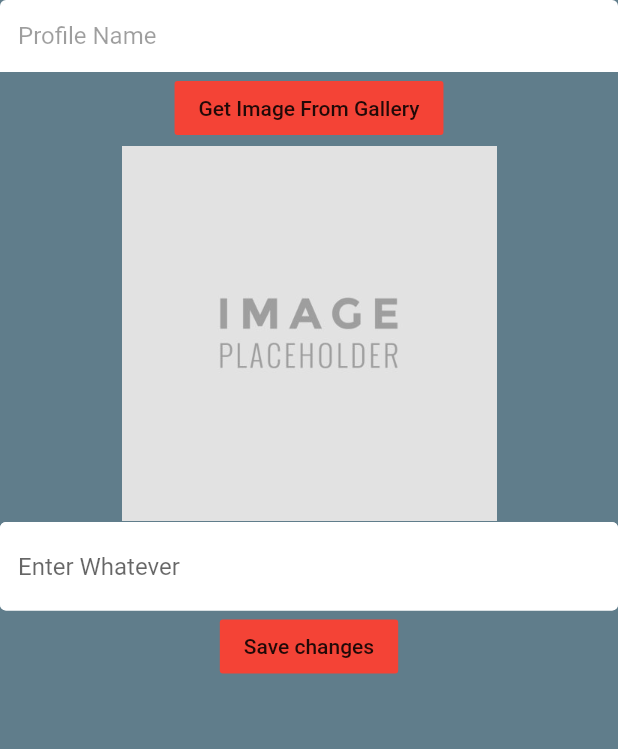
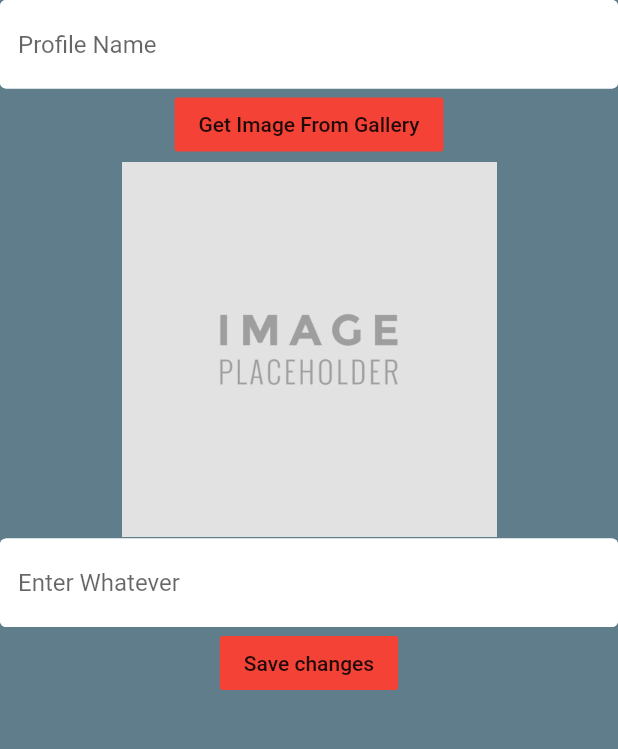
Before and after one commit to Grave2363/Table_Top_Assist, a Flutter app: the screen it shows once a user with an empty profile is signed in, after a tap on "Profile", on a phone screen of 412 x 824 dp, the part 84-833 px from its top. Run offline on Flutter 3.47's test engine with Material 2 defaults, Android fonts, the phone set to English and light mode, and no system bars; our stand-ins replace cloud_firestore, firebase_auth, flutter_spinkit, fluttertoast, image_picker, shared_preferences; accounts and stored records are empty.

Commit message:
fixes to how the user data is saved

```diff
--- a/lib/Authenticate/regester.dart
+++ b/lib/Authenticate/regester.dart
@@ -54,6 +54,7 @@ class _RegesterState extends State<Regester> {
               FlatButton( color: Colors.red, child: Text('Register'), onPressed: () async {
                 if (_formKey.currentState.validate()){
                   setState(() => load = true);
+                  databaseService().setCollect(email);
                   databaseService().uploadUserName(email, _userController.text);
                   dynamic res = await _auth.regesterEmailAndPass(email, password);
                   _save();
--- a/lib/Home/home.dart
+++ b/lib/Home/home.dart
@@ -42,16 +42,15 @@ class _homeState extends State<home> {
   _read() async
   {
     SharedPreferences pref = await SharedPreferences.getInstance();
-    _userController.text = pref.getString('User');
+    User = pref.getString('User');
     email = pref.getString("Email");
+    print("Email "+email);
+    print("Username "+User);
     setState(() {});
   }
   @override
   Widget build(BuildContext context) {
-    return StreamProvider<List<UserInfo>>.value(
-      value: databaseService().user,
-      child:
-     Scaffold(
+    return Scaffold(
         backgroundColor: Colors.blueGrey,
         appBar: AppBar(
           backgroundColor: Colors.red,
@@ -67,7 +66,6 @@ class _homeState extends State<home> {
           mainAxisAlignment: MainAxisAlignment.end,
           crossAxisAlignment: CrossAxisAlignment.stretch,
           children: <Widget>[
-            userGet(),
             FlatButton(
               color: Colors.red,
               child: Text('Profile'),
@@ -119,7 +117,6 @@ class _homeState extends State<home> {
             ),
           ],
         ),),
-      ),
     );
   }
 }
--- a/lib/Home/userGet.dart
+++ b/lib/Home/userGet.dart
@@ -18,11 +18,12 @@ String userName = '';
   }
   @override
   Widget build(BuildContext context) {
-    final characterGet = Provider.of<List<UserInfo>>(context);
-    if (characterGet != null)
-      characterGet.forEach((UserInfo)
+    final userGet = Provider.of<List<UserInfo>>(context);
+    if (userGet != null)
+      userGet.forEach((UserInfo)
       {
-
+        userName = UserInfo.name;
+        print("Username "+userName);
         _save();
       });
     return Container();
--- a/lib/Pages/Profile.dart
+++ b/lib/Pages/Profile.dart
@@ -18,6 +18,7 @@ class profile extends StatefulWidget {
 
 class _profileState extends State<profile> {
   String User = '';
+  String email = '';
   String bio = '';
   final _bioController = TextEditingController();
   final _userController = TextEditingController();
@@ -86,15 +87,18 @@ class _profileState extends State<profile> {
     _userController.text = pref.getString('User');
     imgFromPrefs = pref.getString('User Pic');
     bio = pref.getString('User Bio');
-    setState(() {
-
-    });
+    email = pref.getString('Email');
+    setState(() {});
   }
   _save() async
   {
     final pref = await SharedPreferences.getInstance();
+    await pref.setString('User', _userController.text);
     await pref.setString('User Pic', imgFromPrefs);
     await pref.setString('User Bio', bio);
+    databaseService().setCollect(email);
+    databaseService().uploadUserName( _userController.text, email);
+    print("Completed update");
   }
   @override
   Widget build(BuildContext context) {
@@ -108,7 +112,7 @@ class _profileState extends State<profile> {
      body: SingleChildScrollView(
       child: Column(
         children: <Widget>[
-          TextField(onChanged: (val) {setState(() => User = val);},controller: _userController ,decoration: textInputDecor.copyWith(hintText: 'Profile Name'), enabled: false,),
+          TextField(onChanged: (val) {setState(() => User = val);},controller: _userController ,decoration: textInputDecor.copyWith(hintText: 'Profile Name'),),
           FlatButton(
             color: Colors.red, child: Text('Get Image From Gallery'),
             onPressed: (){
```
Also changed, not shown: lib/servicces/databade.dart (+0 -23 lines).
